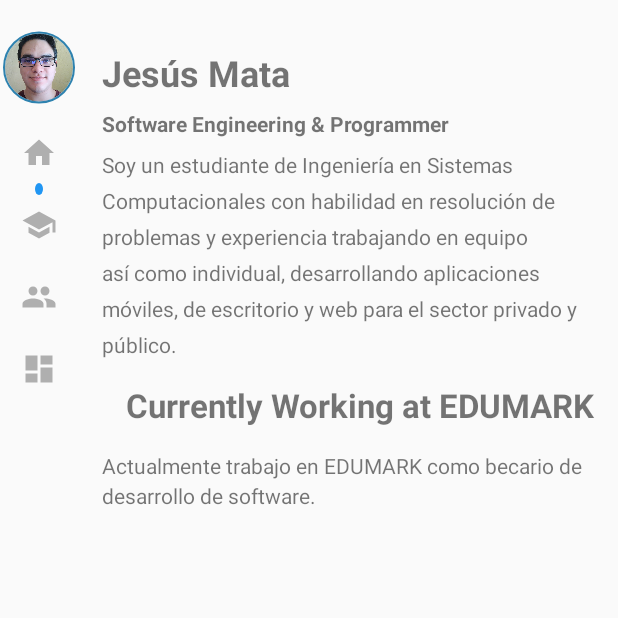
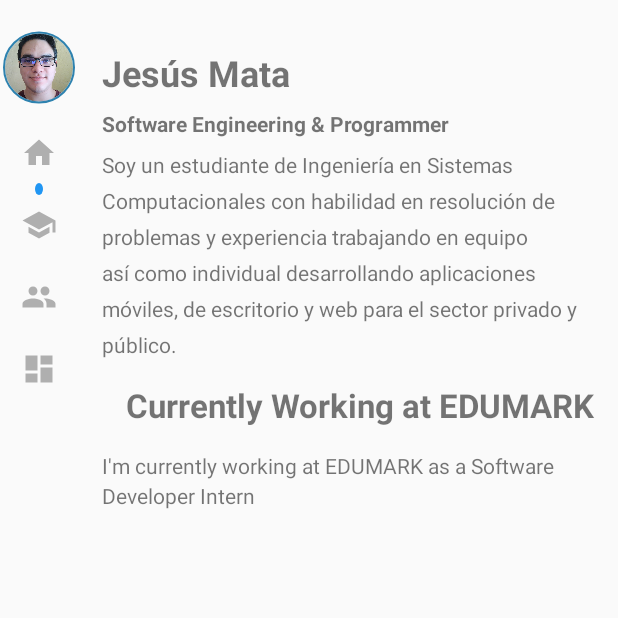
Before and after one commit to JMA-Dv/PortfolioApp, an Android app: the screen it shows after launch (MainActivity), on a phone screen of 412 x 824 dp, the top half of it. Run offline under Robolectric (Android 15) with nearby library versions, the phone set to English and light mode, and no system bars; our stand-ins replace CircleImageView.

Commit message:
images added and strings

```diff
--- a/app/src/main/java/com/mata/porfolio/portfolio/PortfolioFragment.java
+++ b/app/src/main/java/com/mata/porfolio/portfolio/PortfolioFragment.java
@@ -44,8 +44,8 @@ public class PortfolioFragment extends Fragment implements PortfolioCallback{
         super.onViewCreated(view, savedInstanceState);
         rvPortfolio = view.findViewById(R.id.rv_porfolio);
         data = new ArrayList<>();
-        data.add(new PortfolioItem(R.drawable.mata,"El mata","adsoib"));
-        data.add(new PortfolioItem(R.drawable.cv_photo));
+        data.add(new PortfolioItem(R.drawable.chambee_icon,"Chambee",getString(R.string.chambee_description)));
+        data.add(new PortfolioItem(R.drawable.mandame_logo, "Mándame",getString(R.string.mandame_description)));
         data.add(new PortfolioItem());
         data.add(new PortfolioItem());
         data.add(new PortfolioItem());
--- a/app/src/main/res/layout/fragment_home.xml
+++ b/app/src/main/res/layout/fragment_home.xml
@@ -70,7 +70,7 @@
         android:layout_marginTop="16dp"
         android:layout_marginEnd="16dp"
         android:lineSpacingExtra="4sp"
-        android:text="@string/current_job_description"
+        android:text="@string/current_job_description_eng"
         app:layout_constraintEnd_toEndOf="parent"
         app:layout_constraintStart_toStartOf="parent"
         app:layout_constraintTop_toBottomOf="@+id/textView3" />
--- a/app/src/main/res/values/strings.xml
+++ b/app/src/main/res/values/strings.xml
@@ -1,20 +1,25 @@
 <resources>
-    <string name="app_name">Porfolio</string>
+    <string name="app_name">Personal Porfolio</string>
 
     <string name="text_job">Lorem ipsum dolor sit amet consectetur adipisicing elit. Voluptatem sequi molestias, voluptates, earum explicabo perspiciatis reiciendis ab quas, neque recusandae minus quos. Itaque reiciendis omnis natus sapiente corporis rem ad.</string>
-    <string name="job_name">Software Engineering &amp; Programmer</string>
+    <string name="job_name_esp">Ingeniero en Sistemas Computacionales</string>
+
     <string name="personal_name">Jesús Mata</string>
+    <string name="current_job_description">Actualmente trabajo en EDUMARK como becario de desarrollo de software.</string>
     <string name="personal_description">Soy un estudiante de Ingeniería en Sistemas Computacionales con habilidad en resolución de problemas y
-            experiencia trabajando en
-            equipo así como individual,
-            desarrollando aplicaciones
-            móviles, de escritorio y web para
+            experiencia trabajando en equipo así como individual desarrollando aplicaciones móviles, de escritorio y web para
             el sector privado y público.</string>
+    <string name="personal_description_engl">I\'m Computer System Engineer student at Instituto Tecnol\ógico Superior de El Mante
+        I have great solving-problem skills and
+
+    </string>
+
+    <string name="job_name">Software Engineering &amp; Programmer </string>
     <string name="current_job_title">EDUMARK</string>
-    <string name="current_job_description">Actualmente trabajo en EDUMARK como becario de desarrollo de software.</string>
+    <string name="current_job_description_eng">I\'m currently working at EDUMARK as a Software Developer Intern</string>
     <string name="lorem_text">Lorem ipsum dolor sit amet consectetur adipisicing elit. Voluptatem sequi molestias, voluptates, earum explicabo perspiciatis reiciendis ab quas, neque recusandae minus quos. Itaque reiciendis omnis natus sapiente corporis rem ad.</string>
+    <string name="chambee_description">Es una aplicación que busca reducir el costo entre productor y consumidor en el cual se hace trato directo</string>
+    <string name="mandame_description">Es una aplicación móvil utilizada hacer pedidos y entregas con el personal de la empresa MANDAME, diseñada para que no tengas que salir de la comodidad de tu casa</string>
 
-    <!-- TODO: Remove or change this placeholder text -->
-    <string name="hello_blank_fragment">Hello blank fragment</string>
 
 </resources>
```
